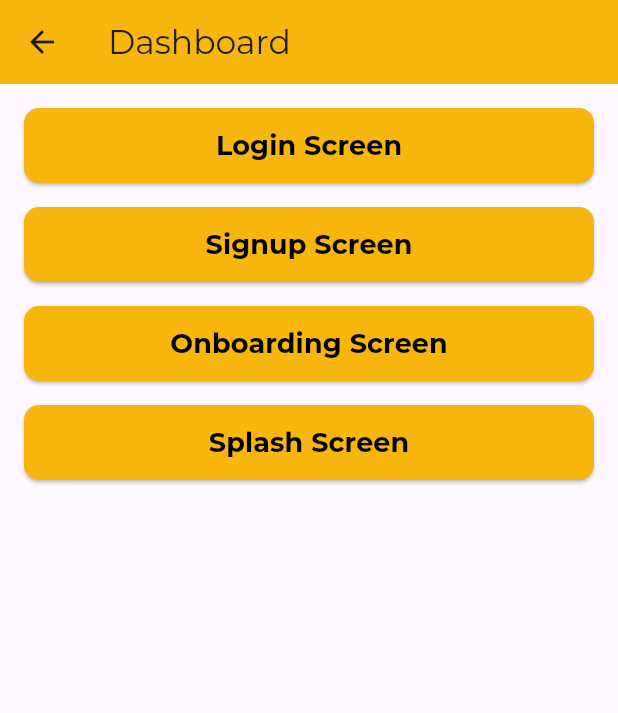
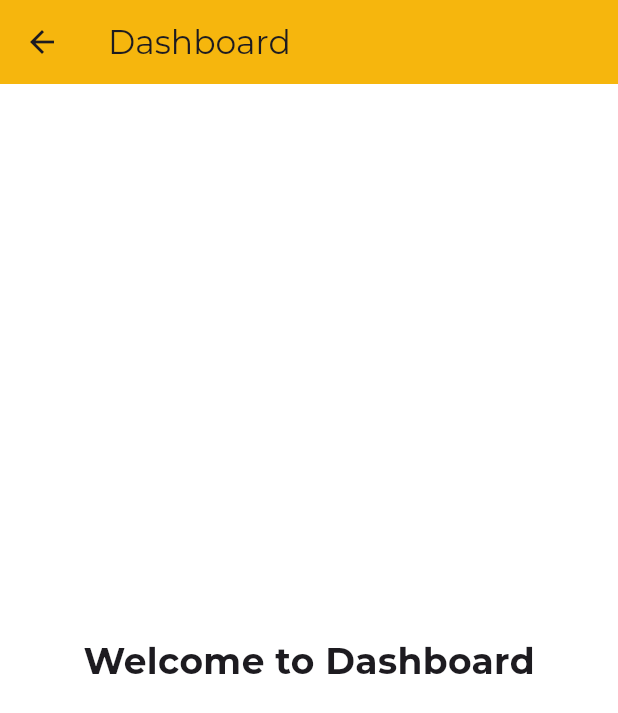
Before and after one commit to shresthabatsal/project_ease, a Flutter app: the DashboardScreen screen opened directly, on a phone screen of 412 x 824 dp. Shown: the top 713 px of the screen. Run offline on Flutter 3.47's test engine with Material 3 defaults, Android fonts, the phone set to English and light mode, and no system bars; our stand-ins replace font_awesome_flutter, video_player.

Commit message:
refactor navigation flow

```diff
--- a/lib/app.dart
+++ b/lib/app.dart
@@ -1,5 +1,5 @@
 import 'package:flutter/material.dart';
-import 'package:project_ease/screens/dashboard_screen.dart';
+import 'package:project_ease/screens/splash_screen.dart';
 
 class App extends StatelessWidget {
   const App({super.key});
@@ -11,7 +11,7 @@ class App extends StatelessWidget {
         fontFamily: "Montserrat"
       ),
       debugShowCheckedModeBanner: false,
-      home: DashboardScreen()
+      home: SplashScreen()
     );
   }
 }
--- a/lib/screens/dashboard_screen.dart
+++ b/lib/screens/dashboard_screen.dart
@@ -1,10 +1,5 @@
 import 'package:flutter/material.dart';
 import 'package:project_ease/app/theme/app_colors.dart';
-import 'package:project_ease/screens/login_screen.dart';
-import 'package:project_ease/screens/onboarding_screen.dart';
-import 'package:project_ease/screens/signup_screen.dart';
-import 'package:project_ease/screens/splash_screen.dart';
-import 'package:project_ease/widgets/custom_button.dart';
 
 class DashboardScreen extends StatelessWidget {
   const DashboardScreen({super.key});
@@ -13,48 +8,19 @@ class DashboardScreen extends StatelessWidget {
   Widget build(BuildContext context) {
     return Scaffold(
       appBar: AppBar(
-        title: Text("Dashboard"),
+        title: const Text("Dashboard"),
         backgroundColor: AppColors.primary,
       ),
-      body: Padding(padding: const EdgeInsets.all(16),
-      child: SingleChildScrollView(
-        child: Column(
-          children: [
-            SizedBox(
-              width: double.infinity,
-              child: CustomButton(onPressed: (){
-                Navigator.push(context, MaterialPageRoute(builder: (context) => const LoginScreen()));
-              }, text: "Login Screen")
-            ),
-
-            SizedBox(height: 16),
-
-            SizedBox(
-              width: double.infinity,
-              child: CustomButton(onPressed: (){
-                Navigator.push(context, MaterialPageRoute(builder: (context) => const SignupScreen()));
-              }, text: "Signup Screen")
-            ),
-
-            SizedBox(height: 16),
-
-            SizedBox(
-              width: double.infinity,
-              child: CustomButton(onPressed: (){
-                Navigator.push(context, MaterialPageRoute(builder: (context) => const OnboardingScreen()));
-              }, text: "Onboarding Screen")
-            ),
-
-            SizedBox(height: 16),
-
-            SizedBox(
-              width: double.infinity,
-              child: CustomButton(onPressed: (){
-                Navigator.push(context, MaterialPageRoute(builder: (context) => const SplashScreen()));
-              }, text: "Splash Screen")
-            ),          ],
+      backgroundColor: Colors.white,
+      body: const Center(
+        child: Text(
+          "Welcome to Dashboard",
+          style: TextStyle(
+            fontSize: 24,
+            fontWeight: FontWeight.bold,
+          ),
         ),
-      ),),
+      ),
     );
   }
 }
--- a/lib/widgets/custom_button.dart
+++ b/lib/widgets/custom_button.dart
@@ -32,10 +32,8 @@ class CustomButton extends StatelessWidget {
           mainAxisAlignment: MainAxisAlignment.center,
           mainAxisSize: MainAxisSize.min,
           children: [
-            if (leadingIcon != null) ...[
-              Icon(leadingIcon, color: Colors.black),
-              const SizedBox(width: 8),
-            ],
+            if (leadingIcon != null) Icon(leadingIcon, color: Colors.black),
+            if (leadingIcon != null) const SizedBox(width: 8),
             Text(
               text,
               style: const TextStyle(
```
Also changed, not shown: lib/common/custom_snackbar.dart (+5 -10 lines), lib/screens/login_screen.dart (+13 -1 lines), lib/screens/onboarding_screen.dart (+41 -15 lines), lib/screens/signup_screen.dart (+11 -2 lines), lib/screens/splash_screen.dart (+25 -10 lines), lib/utils/app_fonts.dart (added, +24 -0 lines).
